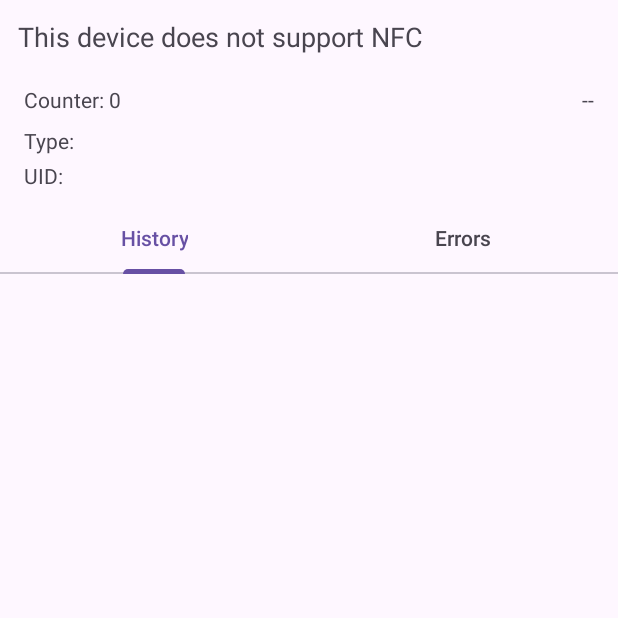
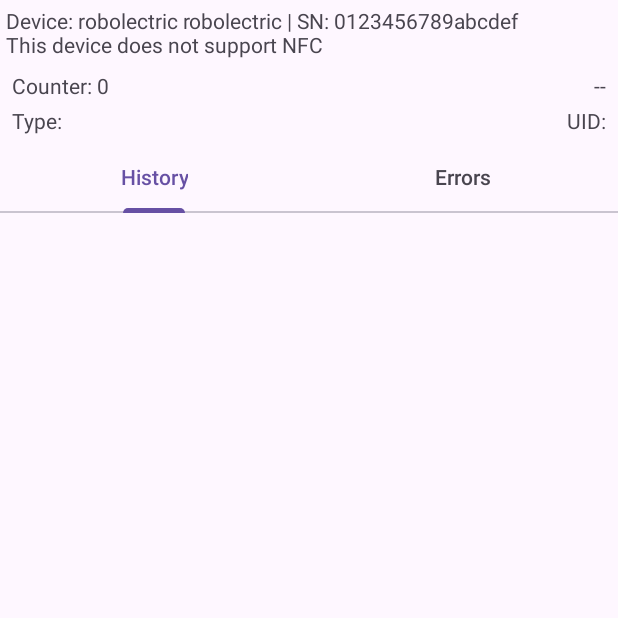
Before and after one commit to orellanauser/NLSNQuire351NFC, an Android app: the screen it shows after launch (MainActivity), on a phone screen of 412 x 824 dp, the top half of it. Run offline under Robolectric (Android 15) with nearby library versions, the phone set to English and light mode, and no system bars.

Commit message:
Final cleanup for work-branch before merge

```diff
--- a/app/src/main/java/com/example/nlsnquire351nfc/MainActivity.kt
+++ b/app/src/main/java/com/example/nlsnquire351nfc/MainActivity.kt
@@ -2,6 +2,7 @@ package com.example.nlsnquire351nfc
 
 import android.app.AlertDialog
 import android.content.Intent
+import android.os.Build
 import android.nfc.*
 import android.nfc.tech.*
 import android.os.Bundle
@@ -18,7 +19,11 @@ import androidx.appcompat.app.AppCompatActivity
 import androidx.core.view.ViewCompat
 import androidx.core.view.WindowInsetsCompat
 import com.google.android.material.tabs.TabLayout
+import java.io.BufferedReader
+import java.io.File
+import java.io.FileInputStream
 import java.io.IOException
+import java.io.InputStreamReader
 import java.net.HttpURLConnection
 import java.net.URL
 import java.net.URLEncoder
@@ -78,6 +83,69 @@ class MainActivity : AppCompatActivity(), NfcAdapter.ReaderCallback {
         Ndef::class.java.name to "NDEF",
         NdefFormatable::class.java.name to "NDEF Formatable"
     )
+
+    // Device info (model + serial) to show in UI and send to server
+    private var deviceModel: String = ""
+    private var deviceSerial: String = ""
+    private var statusHeader: String = ""
+
+    private fun readFirstLine(path: String): String? {
+        return try {
+            val f = File(path)
+            if (f.exists() && f.canRead()) {
+                FileInputStream(f).use { fis ->
+                    BufferedReader(InputStreamReader(fis)).use { br ->
+                        br.readLine()?.trim()?.takeIf { it.isNotEmpty() }
+                    }
+                }
+            } else null
+        } catch (_: Throwable) { null }
+    }
+
+    private fun getSystemProperty(key: String): String? {
+        return try {
+            val cls = Class.forName("android.os.SystemProperties")
+            val m = cls.getMethod("get", String::class.java, String::class.java)
+            val value = (m.invoke(null, key, "") as String).trim()
+            if (value.isNotEmpty()) value else null
+        } catch (_: Throwable) { null }
+    }
+
+    private fun resolveDeviceSerial(): String {
+        // 1) Newland sysfs path (Android 11+ known). Try on 7.1 too in case OEM shipped it.
+        val sysfsPaths = listOf(
+            "/sys/bus/platform/devices/newland-misc/SN",
+            "/sys/devices/platform/newland-misc/SN",
+            "/sys/bus/platform/devices/newland_misc/SN",
+            "/sys/devices/platform/newland_misc/SN"
+        )
+        for (p in sysfsPaths) {
+            readFirstLine(p)?.let { return it }
+        }
+        // 2) System properties commonly used for serial
+        val props = listOf("ro.serialno", "ro.boot.serialno", "ro.hardware.serial")
+        for (k in props) {
+            getSystemProperty(k)?.let { return it }
+        }
+        // 3) Build.SERIAL (deprecated but present on API 25)
+        try {
+            val b = Build.SERIAL
+            if (!b.isNullOrBlank() && !b.equals("UNKNOWN", ignoreCase = true)) return b
+        } catch (_: Throwable) {}
+        // 4) Fallback: ANDROID_ID (not a serial, but stable per device+signing key)
+        return try {
+            val id = Settings.Secure.getString(contentResolver, Settings.Secure.ANDROID_ID)
+            id ?: "UNKNOWN"
+        } catch (_: Throwable) { "UNKNOWN" }
+    }
+
+    private fun setStatus(message: String) {
+        if (statusHeader.isNotEmpty()) {
+            tvStatus.text = "$statusHeader\n$message"
+        } else {
+            tvStatus.text = message
+        }
+    }
 
     private val rearmReaderRunnable = object : Runnable {
         /**
@@ -182,7 +250,7 @@ class MainActivity : AppCompatActivity(), NfcAdapter.ReaderCallback {
                             val summary = "Read Data\n$time\n${detectTagType(tag)}\n$uidForSend\n$readResult"
                             historyAdapter.insert(summary, 0)
                             trimAdapter(historyAdapter)
-                            tvStatus.text = "Reading Data"
+                            setStatus("Reading Data")
                             tvTime.text = time
                             tvType.text = detectTagType(tag)
                             tvUid.text = "$uidForSend\n${tag.techList.joinToString(", ")}"
@@ -206,9 +274,7 @@ class MainActivity : AppCompatActivity(), NfcAdapter.ReaderCallback {
                     val isTagOut = (e is android.nfc.TagLostException) || (e is IOException)
                     if (isTagOut) {
                         Log.i("NFC_TAG_OUT", "Tag removed during continuous read; stopping quietly.")
-                        runOnUiThread {
-                            tvStatus.text = "Tag removed"
-                        }
+                        runOnUiThread { setStatus("Tag removed") }
                         stopContinuousReading()
                         enableReaderMode()
                         return
@@ -222,7 +288,7 @@ class MainActivity : AppCompatActivity(), NfcAdapter.ReaderCallback {
                             tvReadCount.text = "Counter: $readCounter"
                             historyAdapter.insert(errorSummary, 0)
                             trimAdapter(historyAdapter)
-                            tvStatus.text = "Cont. Read Error"
+                            setStatus("Cont. Read Error")
                             errorAdapter.insert(errorSummary, 0)
                             trimAdapter(errorAdapter)
                         }
@@ -317,9 +383,17 @@ class MainActivity : AppCompatActivity(), NfcAdapter.ReaderCallback {
         })
         tabLayout.getTabAt(0)?.select()
 
+        // Initialize device info (model + serial) for header and server payload
+        deviceModel = listOfNotNull(Build.MANUFACTURER, Build.MODEL)
+            .joinToString(" ")
+            .trim()
+            .ifEmpty { Build.MODEL ?: "Unknown" }
+        deviceSerial = resolveDeviceSerial()
+        statusHeader = "Device: $deviceModel | SN: $deviceSerial"
+
         nfcAdapter = NfcAdapter.getDefaultAdapter(this)
         if (nfcAdapter == null) {
-            tvStatus.text = "This device does not support NFC"
+            setStatus("This device does not support NFC")
             Toast.makeText(this, "NFC not supported", Toast.LENGTH_LONG).show()
         } else {
             updateUiForNfcState()
@@ -549,7 +623,7 @@ class MainActivity : AppCompatActivity(), NfcAdapter.ReaderCallback {
                 // Insert the current event at the top for a strict chronological log
                 historyAdapter.insert(summary, 0)
                 trimAdapter(historyAdapter)
-                tvStatus.text = "Tag Discovered"
+                setStatus("Tag Discovered")
                 tvTime.text = time
                 tvType.text = type
                 tvUid.text = "$uid\n$protocols"
@@ -567,7 +641,7 @@ class MainActivity : AppCompatActivity(), NfcAdapter.ReaderCallback {
                 // Log error into both history and error lists
                 historyAdapter.insert(errorSummary, 0)
                 trimAdapter(historyAdapter)
-                tvStatus.text = "Discovery Error"
+                setStatus("Discovery Error")
                 tvUid.text = ""
                 tvType.text = ""
                 tvTime.text = time
@@ -626,13 +700,13 @@ class MainActivity : AppCompatActivity(), NfcAdapter.ReaderCallback {
     private fun updateUiForNfcState() {
         val adapter = nfcAdapter
         if (adapter == null) {
-            tvStatus.text = "This device does not support NFC"
+            setStatus("This device does not support NFC")
             tvStatus.setOnClickListener(null)
             return
         }
 
         if (!adapter.isEnabled) {
-            tvStatus.text = "NFC is disabled. Tap here to enable."
+            setStatus("NFC is disabled. Tap here to enable.")
             tvStatus.setOnClickListener {
                 startActivity(Intent(Settings.ACTION_NFC_SETTINGS))
             }
@@ -655,7 +729,7 @@ class MainActivity : AppCompatActivity(), NfcAdapter.ReaderCallback {
                     .show()
             }
         } else {
-            tvStatus.text = "Tap an NFC card to read"
+            setStatus("Tap an NFC card to read")
             tvStatus.setOnClickListener(null)
         }
     }
@@ -703,7 +777,13 @@ class MainActivity : AppCompatActivity(), NfcAdapter.ReaderCallback {
                 }
 
                 val form = buildString {
-                    append("NFC-COUNTER=")
+                    // Include device info as requested
+                    append("DEV_TYPE=")
+                    append(URLEncoder.encode(deviceModel, "UTF-8"))
+                    append("&DEV_SN=")
+                    append(URLEncoder.encode(deviceSerial, "UTF-8"))
+                    // Then the NFC fields exactly as in the sample
+                    append("&NFC-COUNTER=")
                     append(URLEncoder.encode(counter.toString(), "UTF-8"))
                     append("&NFC-UID=")
                     append(URLEncoder.encode(uid, "UTF-8"))
--- a/app/src/main/res/layout/activity_main.xml
+++ b/app/src/main/res/layout/activity_main.xml
@@ -11,9 +11,9 @@
         android:id="@+id/tvStatus"
         android:layout_width="0dp"
         android:layout_height="wrap_content"
-        android:padding="12dp"
+        android:padding="4dp"
         android:text="Initializing..."
-        android:textAppearance="@style/TextAppearance.AppCompat.Medium"
+        android:textAppearance="@style/TextAppearance.AppCompat.Small"
         app:layout_constraintTop_toTopOf="parent"
         app:layout_constraintStart_toStartOf="parent"
         app:layout_constraintEnd_toEndOf="parent" />
@@ -23,44 +23,49 @@
         android:layout_width="wrap_content"
         android:layout_height="wrap_content"
         android:text="Counter: 0"
+        android:textAppearance="@style/TextAppearance.AppCompat.Small"
         app:layout_constraintTop_toBottomOf="@id/tvStatus"
         app:layout_constraintStart_toStartOf="parent"
-        android:layout_marginStart="16dp"
-        android:layout_marginTop="8dp" />
+        android:layout_marginStart="8dp"
+        android:layout_marginTop="4dp" />
 
     <TextView
         android:id="@+id/tvTime"
         android:layout_width="wrap_content"
         android:layout_height="wrap_content"
         android:text="--"
+        android:textAppearance="@style/TextAppearance.AppCompat.Small"
         app:layout_constraintTop_toBottomOf="@id/tvStatus"
         app:layout_constraintEnd_toEndOf="parent"
-        android:layout_marginEnd="16dp"
-        android:layout_marginTop="8dp" />
+        android:layout_marginEnd="8dp"
+        android:layout_marginTop="4dp" />
 
     <TextView
         android:id="@+id/tvType"
         android:layout_width="0dp"
         android:layout_height="wrap_content"
         android:text="Type:"
+        android:textAppearance="@style/TextAppearance.AppCompat.Small"
         app:layout_constraintTop_toBottomOf="@id/tvReadCount"
         app:layout_constraintStart_toStartOf="parent"
-        app:layout_constraintEnd_toEndOf="parent"
-        android:layout_marginStart="16dp"
-        android:layout_marginEnd="16dp"
-        android:layout_marginTop="8dp" />
+        app:layout_constraintEnd_toStartOf="@+id/tvUid"
+        android:layout_marginStart="8dp"
+        android:layout_marginEnd="4dp"
+        android:layout_marginTop="4dp" />
 
     <TextView
         android:id="@+id/tvUid"
         android:layout_width="0dp"
         android:layout_height="wrap_content"
         android:text="UID:"
-        android:paddingBottom="8dp"
-        app:layout_constraintTop_toBottomOf="@id/tvType"
-        app:layout_constraintStart_toStartOf="parent"
+        android:gravity="end"
+        android:paddingBottom="4dp"
+        android:textAppearance="@style/TextAppearance.AppCompat.Small"
+        app:layout_constraintTop_toBottomOf="@id/tvReadCount"
+        app:layout_constraintStart_toEndOf="@id/tvType"
         app:layout_constraintEnd_toEndOf="parent"
-        android:layout_marginStart="16dp"
-        android:layout_marginEnd="16dp"
+        android:layout_marginStart="4dp"
+        android:layout_marginEnd="8dp"
         android:layout_marginTop="4dp" />
 
     <com.google.android.material.tabs.TabLayout
```
